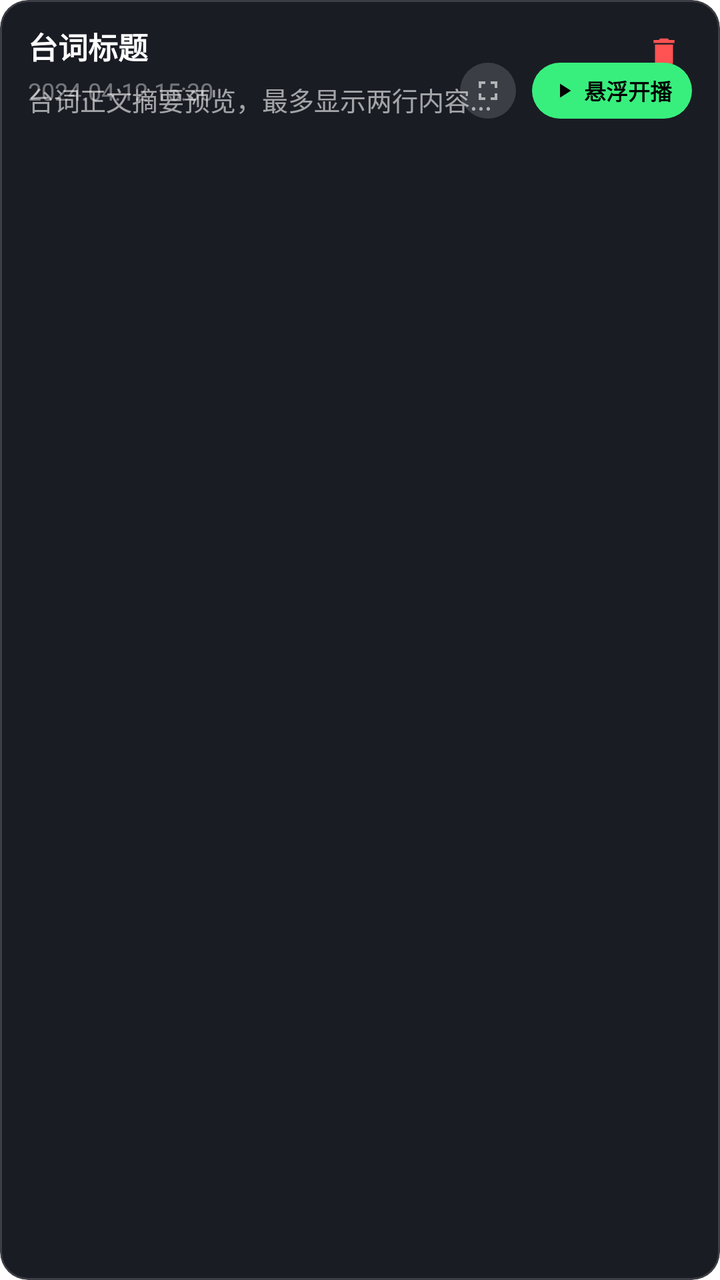
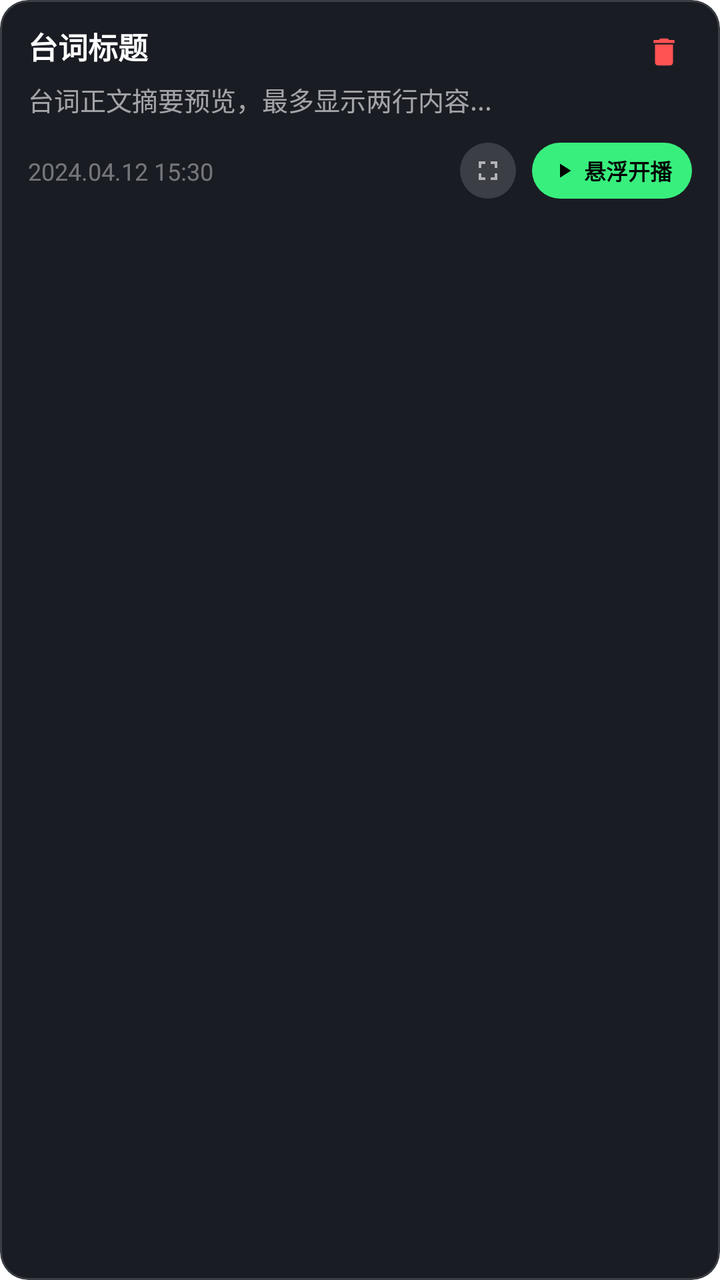

Compare the two renders of this Android layout. The source of the first and the diff that turns it into the second are given below.
<!-- AndroidManifest.xml: application theme Theme.TeleprompterPure -->
<!-- res/layout/item_script_draft.xml -->
<?xml version="1.0" encoding="utf-8"?>
<com.google.android.material.card.MaterialCardView
    xmlns:android="http://schemas.android.com/apk/res/android"
    xmlns:app="http://schemas.android.com/apk/res-auto"
    android:id="@+id/card_script_item"
    android:layout_width="match_parent"
    android:layout_height="wrap_content"
    android:layout_marginBottom="8dp"
    app:cardBackgroundColor="#1A1C24"
    app:cardCornerRadius="14dp"
    app:cardElevation="0dp"
    app:strokeColor="#26FFFFFF"
    app:strokeWidth="1dp">

    <androidx.constraintlayout.widget.ConstraintLayout
        android:layout_width="match_parent"
        android:layout_height="wrap_content"
        android:paddingHorizontal="14dp"
        android:paddingVertical="12dp">

        
        <TextView
            android:id="@+id/tv_title"
            android:layout_width="0dp"
            android:layout_height="wrap_content"
            android:layout_marginEnd="10dp"
            android:ellipsize="end"
            android:maxLines="1"
            android:text="台词标题"
            android:textColor="#FFFFFF"
            android:textSize="15sp"
            android:textStyle="bold"
            app:layout_constraintEnd_toStartOf="@id/btn_delete"
            app:layout_constraintStart_toStartOf="parent"
            app:layout_constraintTop_toTopOf="parent" />

        
        <ImageView
            android:id="@+id/btn_delete"
            android:layout_width="28dp"
            android:layout_height="28dp"
            android:padding="5dp"
            android:src="@drawable/ic_delete"
            app:tint="#FF5252"
            android:background="?android:attr/selectableItemBackgroundBorderless"
            android:contentDescription="删除台词"
            app:layout_constraintEnd_toEndOf="parent"
            app:layout_constraintTop_toTopOf="parent" />

        
        <TextView
            android:id="@+id/tv_preview"
            android:layout_width="match_parent"
            android:layout_height="wrap_content"
            android:layout_marginTop="6dp"
            android:ellipsize="end"
            android:lineSpacingExtra="2dp"
            android:maxLines="2"
            android:text="台词正文摘要预览，最多显示两行内容..."
            android:textColor="#99FFFFFF"
            android:textSize="13sp"
            app:layout_constraintStart_toStartOf="parent"
            app:layout_constraintEnd_toEndOf="parent"
            app:layout_constraintTop_toBottomOf="@id/tv_title" />

        
        <LinearLayout
            android:id="@+id/ll_left_info"
            android:layout_width="0dp"
            android:layout_height="wrap_content"
            android:layout_marginEnd="10dp"
            android:gravity="center_vertical"
            android:orientation="horizontal"
            app:layout_constraintBottom_toBottomOf="@id/ll_actions"
            app:layout_constraintEnd_toStartOf="@id/ll_actions"
            app:layout_constraintStart_toStartOf="parent"
            app:layout_constraintTop_toTopOf="@id/ll_actions">

            
            <TextView
                android:id="@+id/tv_date"
                android:layout_width="wrap_content"
                android:layout_height="wrap_content"
                android:singleLine="true"
                android:text="2024.04.12 15:30"
                android:textColor="#66FFFFFF"
                android:textSize="12sp" />
        </LinearLayout>

        
        <LinearLayout
            android:id="@+id/ll_actions"
            android:layout_width="wrap_content"
            android:layout_height="wrap_content"
            android:gravity="center_vertical"
            android:orientation="horizontal"
            app:layout_constraintBottom_toBottomOf="parent"
            app:layout_constraintEnd_toEndOf="parent">

            
            <ImageView
                android:id="@+id/btn_board"
                android:layout_width="28dp"
                android:layout_height="28dp"
                android:background="@drawable/bg_segmented_capsule"
                android:padding="6dp"
                android:src="@drawable/ic_fullscreen"
                app:tint="#99FFFFFF"
                android:contentDescription="全屏提词板" />

            
            <LinearLayout
                android:id="@+id/btn_float"
                android:layout_width="wrap_content"
                android:layout_height="28dp"
                android:layout_marginStart="8dp"
                android:background="@drawable/bg_btn_accent_pill"
                android:gravity="center"
                android:paddingHorizontal="10dp"
                android:orientation="horizontal">

                <ImageView
                    android:layout_width="12dp"
                    android:layout_height="12dp"
                    android:src="@drawable/ic_play"
                    android:tint="#000000"
                    app:tint="#000000" />

                <TextView
                    android:layout_width="wrap_content"
                    android:layout_height="wrap_content"
                    android:layout_marginStart="4dp"
                    android:text="悬浮开播"
                    android:textColor="#000000"
                    android:textSize="11sp"
                    android:textStyle="bold" />
            </LinearLayout>
        </LinearLayout>

    </androidx.constraintlayout.widget.ConstraintLayout>

</com.google.android.material.card.MaterialCardView>
<!-- resources referenced by this layout -->
<resources>
  <!-- drawable bg_btn_accent_pill (drawable) -->
  <?xml version="1.0" encoding="utf-8"?>
  <shape xmlns:android="http://schemas.android.com/apk/res/android"
      android:shape="rectangle">
      <solid android:color="#38EF7D" />
      <corners android:radius="17dp" />
  </shape>
  <!-- drawable bg_segmented_capsule (drawable) -->
  <?xml version="1.0" encoding="utf-8"?>
  <shape xmlns:android="http://schemas.android.com/apk/res/android"
      android:shape="rectangle">
      <solid android:color="#26FFFFFF" />
      <corners android:radius="15dp" />
  </shape>
  <!-- drawable ic_delete (drawable) -->
  <vector xmlns:android="http://schemas.android.com/apk/res/android"
      android:width="24dp"
      android:height="24dp"
      android:viewportWidth="24"
      android:viewportHeight="24">
      <path
          android:fillColor="#FFFFFFFF"
          android:pathData="M6,19c0,1.1 0.9,2 2,2h8c1.1,0 2,-0.9 2,-2V7H6v12zM19,4h-3.5l-1,-1h-5l-1,1H5v2h14V4z" />
  </vector>
  <!-- drawable ic_fullscreen (drawable) -->
  <vector xmlns:android="http://schemas.android.com/apk/res/android"
      android:width="24dp"
      android:height="24dp"
      android:viewportWidth="24"
      android:viewportHeight="24">
      <path
          android:fillColor="#FFFFFFFF"
          android:pathData="M7,14H5v5h5v-2H7v-3zm-2,-4h2V7h3V5H5v5zm12,7h-3v2h5v-5h-2v3zM14,5v2h3v3h2V5h-5z" />
  </vector>
  <!-- drawable ic_play (drawable) -->
  <vector xmlns:android="http://schemas.android.com/apk/res/android"
      android:width="24dp"
      android:height="24dp"
      android:viewportWidth="24"
      android:viewportHeight="24">
    <path
        android:fillColor="#000000"
        android:pathData="M8,5v14l11,-7z"/>
  </vector>
  <style name="Theme.TeleprompterPure" parent="Theme.MaterialComponents.DayNight.NoActionBar">
          <item name="colorPrimary">#38EF7D</item>
          <item name="colorPrimaryVariant">#2CD66C</item>
          <item name="colorOnPrimary">#000000</item>
          <item name="android:statusBarColor">#0F1015</item>
          <item name="android:navigationBarColor">#0F1015</item>
      </style>
</resources>

<!-- the commit's change to res/layout/item_script_draft.xml (unified diff, before → after) -->
@@ -92,8 +92,10 @@
             android:id="@+id/ll_actions"
             android:layout_width="wrap_content"
             android:layout_height="wrap_content"
+            android:layout_marginTop="12dp"
             android:gravity="center_vertical"
             android:orientation="horizontal"
+            app:layout_constraintTop_toBottomOf="@id/tv_preview"
             app:layout_constraintBottom_toBottomOf="parent"
             app:layout_constraintEnd_toEndOf="parent">
 
